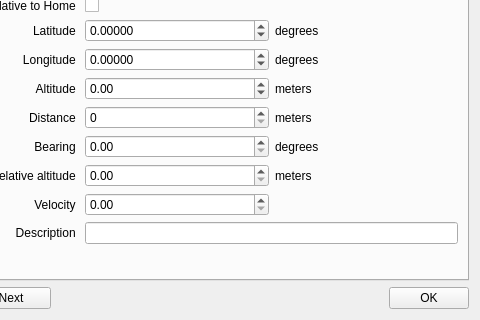
First picture: the form in ground/openpilotgcs/src/plugins/opmap/opmap_edit_waypoint_dialog.ui, repository openpilot/OpenPilot, before the edit; both pictures show x 126 to 606 and y 100 to 420 of the 606 by 420 pixel window.
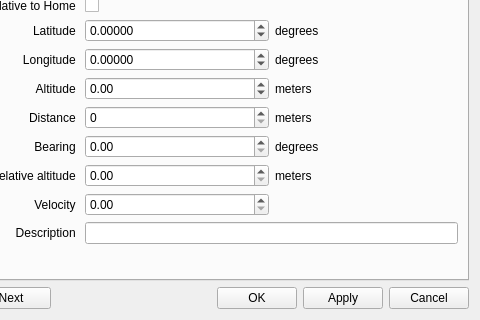
Second picture: the form after the edit. Icons and pictures are not drawn.

Commit message: GCS/OPMap-add apply and cancel buttons to the wp editor

```diff
--- a/ground/openpilotgcs/src/plugins/opmap/opmap_edit_waypoint_dialog.ui
+++ b/ground/openpilotgcs/src/plugins/opmap/opmap_edit_waypoint_dialog.ui
@@ -780,6 +780,20 @@
        </property>
       </widget>
      </item>
+     <item>
+      <widget class="QPushButton" name="pushButtonApply">
+       <property name="text">
+        <string>Apply</string>
+       </property>
+      </widget>
+     </item>
+     <item>
+      <widget class="QPushButton" name="pushButtonCancel">
+       <property name="text">
+        <string>Cancel</string>
+       </property>
+      </widget>
+     </item>
     </layout>
    </item>
   </layout>
```
The commit also changes 2 other files.
